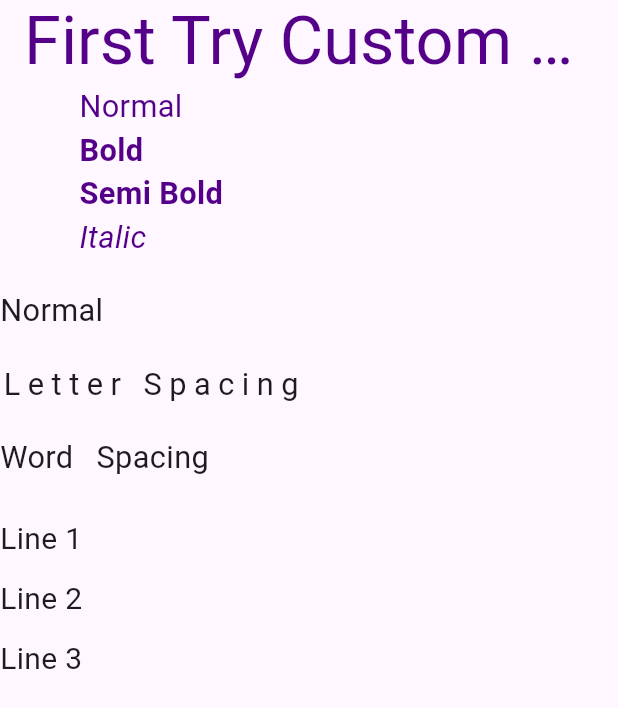
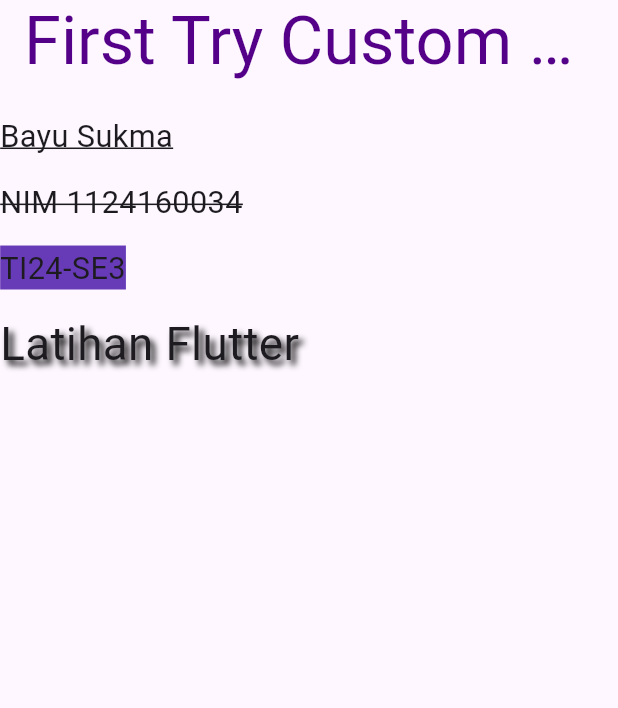
Before and after one commit to Codenames-Ren/assignment_flutter_3, a Flutter app: the screen it shows after launch, on a phone screen of 412 x 824 dp. Shown: the top 708 px of the screen. Run offline on Flutter 3.47's test engine with Material 3 defaults, Android fonts, the phone set to English and light mode, and no system bars.

Commit message:
coba Text Decoration widget

```diff
--- a/lib/main.dart
+++ b/lib/main.dart
@@ -22,9 +22,7 @@ class TryWidget extends StatelessWidget {
             ),
           ),
         ),
-        body: Column(
-          children: [FontWidget(), SizedBox(height: 20), SpacingWidget()],
-        ),
+        body: Column(children: [SizedBox(height: 20), DecorationWidget()]),
       ),
     );
   }
@@ -110,3 +108,50 @@ class SpacingWidget extends StatelessWidget {
     );
   }
 }
+
+class DecorationWidget extends StatelessWidget {
+  const DecorationWidget({super.key});
+
+  @override
+  Widget build(BuildContext context) {
+    return const Column(
+      crossAxisAlignment: CrossAxisAlignment.start,
+      children: [
+        Text(
+          "Bayu Sukma",
+          style: TextStyle(
+            fontSize: 20.5,
+            decoration: TextDecoration.underline,
+          ),
+        ),
+
+        SizedBox(height: 15),
+
+        Text(
+          "NIM 1124160034",
+          style: TextStyle(
+            fontSize: 20.5,
+            decoration: TextDecoration.lineThrough,
+          ),
+        ),
+
+        SizedBox(height: 15),
+
+        Text(
+          "TI24-SE3",
+          style: TextStyle(fontSize: 20.5, backgroundColor: Colors.deepPurple),
+        ),
+
+        SizedBox(height: 15),
+
+        Text(
+          "Latihan Flutter",
+          style: TextStyle(
+            fontSize: 30.5,
+            shadows: [Shadow(offset: Offset(3, 3), blurRadius: 5)],
+          ),
+        ),
+      ],
+    );
+  }
+}
```
